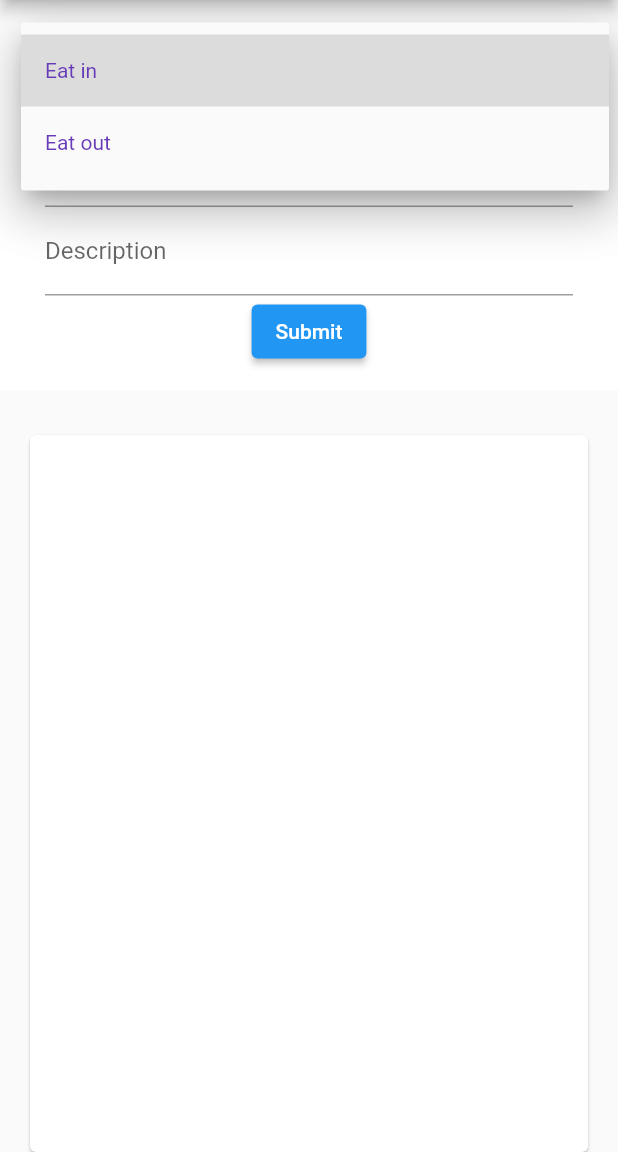
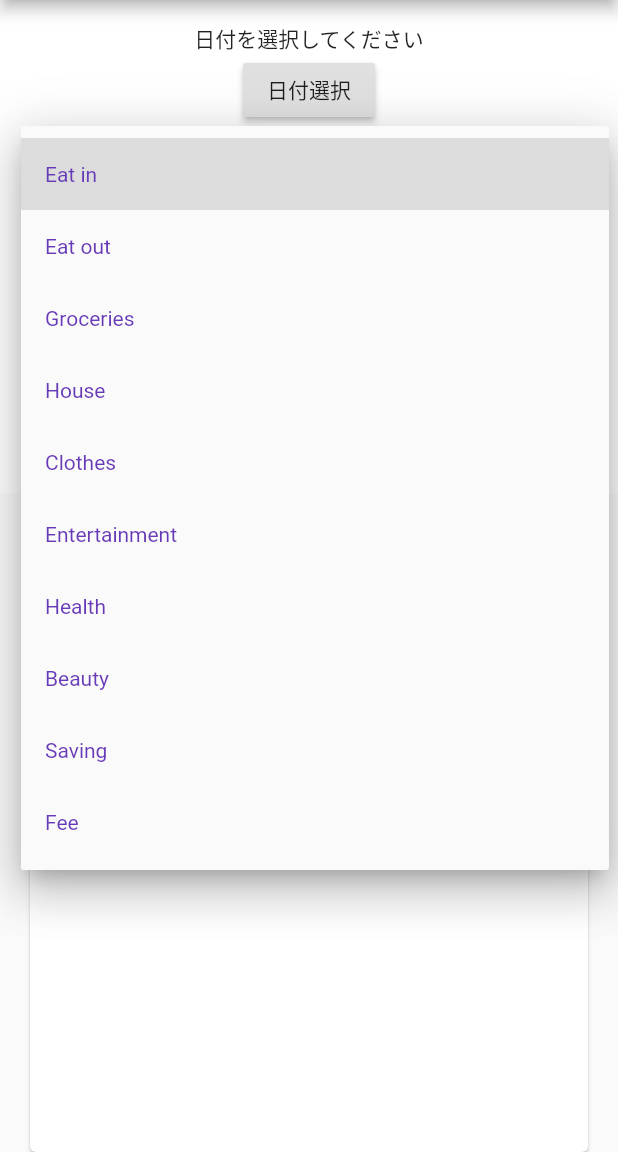
Before and after one commit to babashunya/flutter_money_app, a Flutter app: the screen it shows after launch, after a tap on "Eat in", on a phone screen of 412 x 824 dp, the part 84-1236 px from its top. Run offline on Flutter 3.47's test engine with Material 2 defaults, Android fonts, the phone set to English and light mode, and no system bars; our stand-ins replace sqflite; accounts and stored records are empty.

Commit message:
Add date form

```diff
--- a/lib/main.dart
+++ b/lib/main.dart
@@ -1,6 +1,7 @@
 import 'package:flutter/material.dart';
 import 'package:flutter_money_app/models/money.dart';
 import 'package:flutter_money_app/utils/database_helper.dart';
+import 'package:intl/intl.dart';
 
 const dartBlueColor = Color(0xff486579);
 
@@ -61,6 +62,7 @@ class _MyHomePageState extends State<MyHomePage> {
   final _ctrlCategoryId = TextEditingController();
   final _ctrlAmount = TextEditingController();
   final _ctrlDescription = TextEditingController();
+  final _ctrlDate = TextEditingController();
   String dropdownValue = Money.category.values.toList()[0];
 
   @override
@@ -107,6 +109,15 @@ class _MyHomePageState extends State<MyHomePage> {
         key: _formKey,
         child: Column(
           children: <Widget>[
+            Center(
+              child: Text(_money.date == null
+                  ? '日付を選択してください'
+                  : DateFormat.yMMMd().format(_money.date)),
+            ),
+            new RaisedButton(
+              onPressed: () => _selectDate(context),
+              child: new Text('日付選択'),
+            ),
             DropdownButtonFormField(
               decoration: InputDecoration(labelText: 'Category'),
               value: dropdownValue,
@@ -176,8 +187,18 @@ class _MyHomePageState extends State<MyHomePage> {
       _formKey.currentState.reset();
       _ctrlCategoryId.clear();
       _ctrlAmount.clear();
+      _ctrlDate.clear();
       _money.id = null;
     });
+  }
+
+  Future<Null> _selectDate(BuildContext context) async {
+    final DateTime picked = await showDatePicker(
+        context: context,
+        initialDate: DateTime.now(),
+        firstDate: new DateTime(2016),
+        lastDate: new DateTime.now().add(new Duration(days: 360)));
+    if (picked != null) setState(() => _money.date = picked);
   }
 
   Map<String, int> reverseCategoryMap() {
--- a/lib/models/money.dart
+++ b/lib/models/money.dart
@@ -4,9 +4,20 @@ class Money {
   static const colCategoryId = 'categoryId';
   static const colAmount = 'amount';
   static const colDescription = 'description';
+  static const colDate = 'date';
+  static const colCreatedAt = 'craetedAt';
+  static const colUpdatedAt = 'updatedAt';
   static const Map<int, String> category = {
     1: 'Eat in',
     2: 'Eat out',
+    3: 'Groceries',
+    4: 'House',
+    5: 'Clothes',
+    6: 'Entertainment',
+    7: 'Health',
+    8: 'Beauty',
+    9: 'Saving',
+    10: 'Fee'
   };
 
   Money({
@@ -14,27 +25,46 @@ class Money {
     this.categoryId,
     this.amount,
     this.description,
-    // this.updatedAt,
-    // this.createdAt,
+    this.date,
+    this.updatedAt,
+    this.createdAt,
   });
 
   int id;
   int categoryId;
   int amount;
   String description;
+  DateTime date;
+  DateTime updatedAt;
+  DateTime createdAt;
 
   Money.fromMap(Map<String, dynamic> map) {
     id = map[colId];
     categoryId = map[colCategoryId];
     amount = map[colAmount];
     description = map[colDescription];
+    // NOTE: DateTime型は文字列で保存されているため、DateTime型に変換し直す
+    date = DateTime.parse(map[colDate]).toLocal();
+    createdAt = DateTime.parse(map[colCreatedAt]).toLocal();
+    updatedAt = DateTime.parse(map[colUpdatedAt]).toLocal();
   }
 
-  // DateTime updatedAt;
-  // DateTime createdAt;
-
-  Map<String, dynamic> toMap() {
-    var map = <String, dynamic>{colCategoryId: categoryId, colAmount: amount};
+  Map<String, dynamic> toMap({method: ''}) {
+    // NOTE: sqliteではDate型は直接保存できないため、文字列形式で保存する
+    var map = <String, dynamic>{
+      colCategoryId: categoryId,
+      colAmount: amount,
+      colDate: date.toUtc().toIso8601String(),
+      colCreatedAt: 'insert' == 'insert'
+          ? DateTime.now().toUtc().toIso8601String()
+          : createdAt.toUtc().toIso8601String(),
+      // TODO: こっちの形に変更する
+      // colCreatedAt: () {
+      //   DateTime d = 'insert' == 'insert' ? DateTime.now() : createdAt;
+      //   return d.toUtc().toIso8601String();
+      // },
+      colUpdatedAt: DateTime.now().toUtc().toIso8601String(),
+    };
     if (id != null) map[colId] = id;
     if (description != null) map[colDescription] = description;
     return map;
--- a/lib/utils/database_helper.dart
+++ b/lib/utils/database_helper.dart
@@ -7,9 +7,14 @@ import 'package:path/path.dart';
 
 class DatabaseHelper {
   static const _databaseName = 'MoneyData.db';
-  static const _databaseVersion = 2;
+  static const _databaseVersion = 3;
   static const scripts = {
-    '2': ['ALTER TABLE ${Money.tblMoney} ADD COLUMN description STRING;']
+    '2': ['ALTER TABLE ${Money.tblMoney} ADD COLUMN description TEXT;'],
+    '3': [
+      'ALTER TABLE ${Money.tblMoney} ADD COLUMN ${Money.colDate} TEXT;',
+      'ALTER TABLE ${Money.tblMoney} ADD COLUMN ${Money.colCreatedAt} TEXT;',
+      'ALTER TABLE ${Money.tblMoney} ADD COLUMN ${Money.colUpdatedAt} TEXT;'
+    ],
   };
 
 // Singleton class
@@ -38,7 +43,6 @@ class DatabaseHelper {
         ${Money.colId} INTEGER PRIMARY KEY AUTOINCREMENT,
         ${Money.colCategoryId} INTEGER NOT NULL,
         ${Money.colAmount} INTEGER NOT NULL
-        ${Money.colDescription} STRING
       )
     ''');
   }
@@ -55,12 +59,11 @@ class DatabaseHelper {
   Future<int> insertMoney(Money money) async {
     Database db = await database;
     print(money.toMap());
-    return await db.insert(Money.tblMoney, money.toMap());
+    return await db.insert(Money.tblMoney, money.toMap(method: 'insert'));
   }
 
   Future<int> updateMoney(Money money) async {
     Database db = await database;
-    print(money.toMap());
     return await db.update(Money.tblMoney, money.toMap(),
         where: '${Money.colId}=?', whereArgs: [money.id]);
   }
@@ -74,6 +77,7 @@ class DatabaseHelper {
   Future<List<Money>> fetchMoneys() async {
     Database db = await database;
     List<Map> moneys = await db.query(Money.tblMoney);
+    print(moneys);
     return moneys.length == 0
         ? []
         : moneys.map((e) => Money.fromMap(e)).toList();
--- a/pubspec.yaml
+++ b/pubspec.yaml
@@ -30,6 +30,7 @@ dependencies:
   cupertino_icons: ^1.0.0
   sqflite: any
   path_provider: any
+  intl: any
 
 dev_dependencies:
   flutter_test:
```
Also changed, not shown: pubspec.lock, 1 other file.
